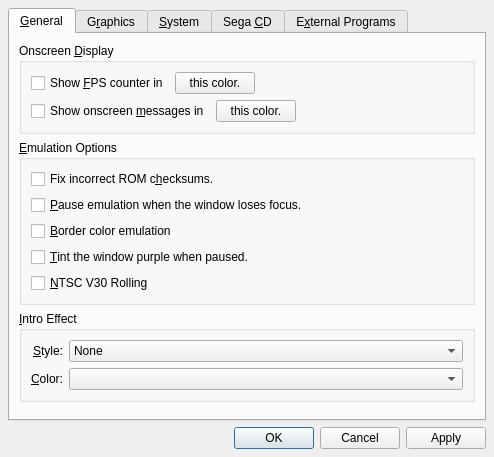
First picture: the form in src/gens-qt4/ui/GeneralConfigWindow.ui, repository GerbilSoft/gens-gs-ii, before the edit.
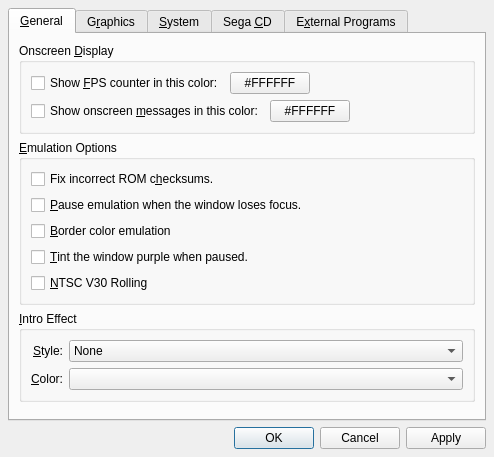
Second picture: the form after the edit. Custom widgets are drawn as their Qt base class.

Commit message:
[gens-qt4] GeneralConfigWindow: Don't split the OSD color strings into label and button.
The button should show the color value.

Move "this color" to the label. This makes it easier to translate the strings.

What changed in the file:
```diff
--- a/src/gens-qt4/ui/GeneralConfigWindow.ui
+++ b/src/gens-qt4/ui/GeneralConfigWindow.ui
@@ -63,7 +63,7 @@
              <item>
               <widget class="QCheckBox" name="chkOsdFpsEnable">
                <property name="text">
-                <string>Show &amp;FPS counter in</string>
+                <string>Show &amp;FPS counter in this color:</string>
                </property>
               </widget>
              </item>
@@ -76,7 +76,7 @@
                 </sizepolicy>
                </property>
                <property name="text">
-                <string>this color.</string>
+                <string notr="true">#FFFFFF</string>
                </property>
               </widget>
              </item>
@@ -100,14 +100,14 @@
              <item>
               <widget class="QCheckBox" name="chkOsdMsgEnable">
                <property name="text">
-                <string>Show onscreen &amp;messages in</string>
+                <string>Show onscreen &amp;messages in this color:</string>
                </property>
               </widget>
              </item>
              <item>
               <widget class="QPushButton" name="btnOsdMsgColor">
                <property name="text">
-                <string>this color.</string>
+                <string notr="true">#FFFFFF</string>
                </property>
               </widget>
              </item>
```
The commit also changes 1 other file.
